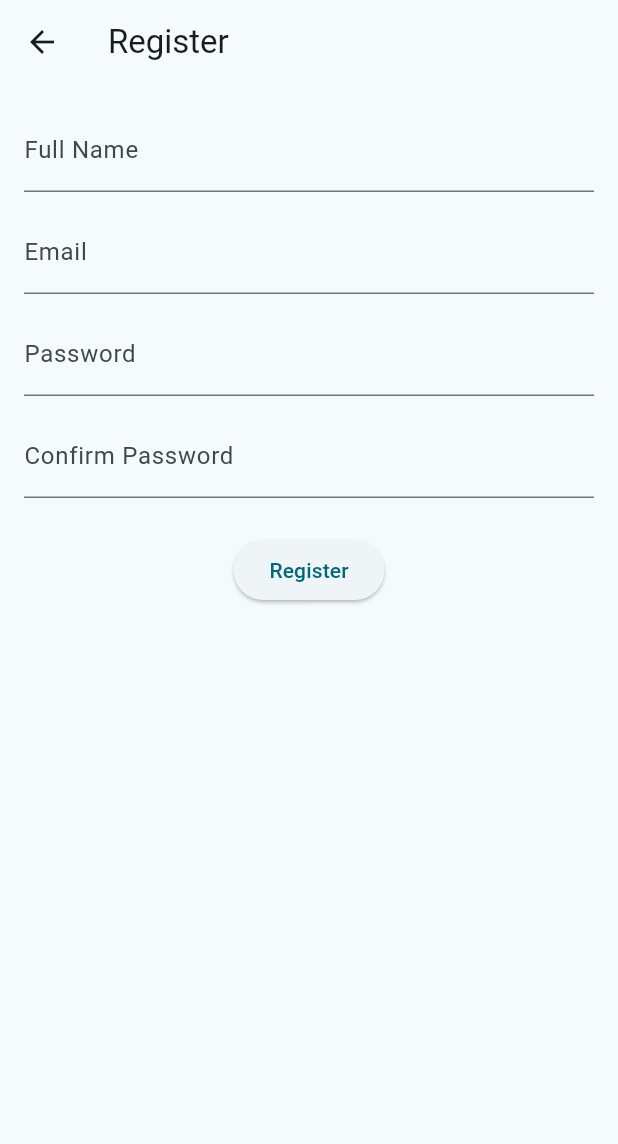
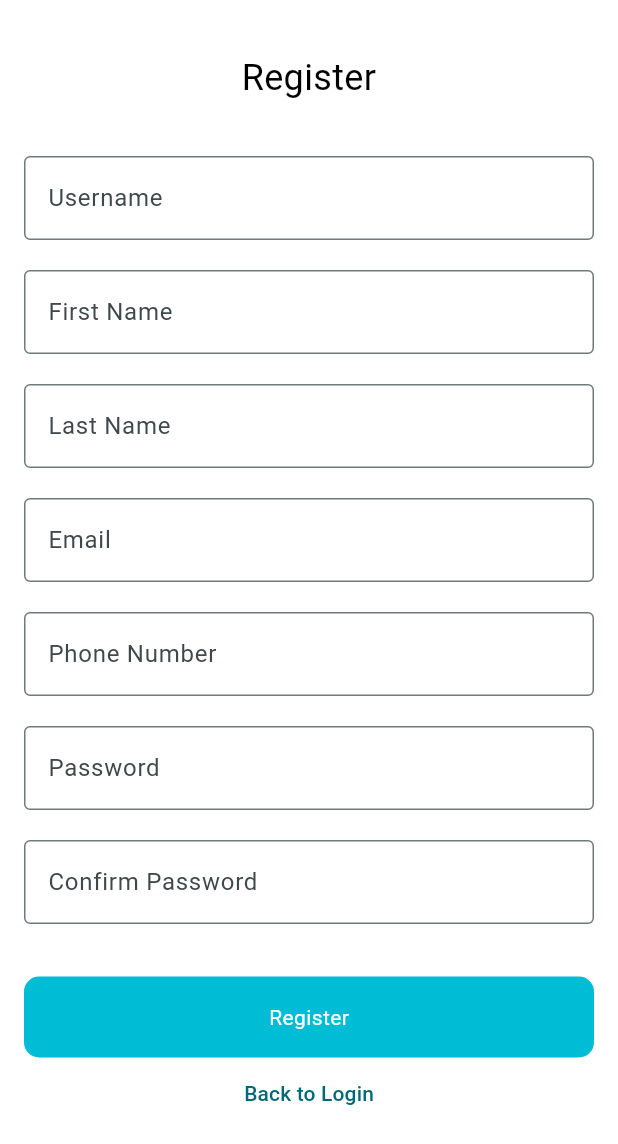
Before and after one commit to reaksaphorn9-coder/post_mobile_application, a Flutter app: the screen it shows after launch, after a tap on "Don't have an account? Register", on a phone screen of 412 x 824 dp. Shown: the top 1144 px of the screen. Run offline on Flutter 3.47's test engine with Material 3 defaults, Android fonts, the phone set to English and light mode, and no system bars; our stand-ins replace get, get_storage; network calls fail.

Commit message:
ពិពណ៌នាពីអ្វីដែលបានកែប្រែ

```diff
--- a/lib/core/api/api_service.dart
+++ b/lib/core/api/api_service.dart
@@ -1,10 +1,11 @@
 import 'package:post_mobile_application/core/models/auth/login/LoginRequest.dart';
 import 'package:post_mobile_application/core/models/auth/login/LoginResponse.dart';
-import 'package:post_mobile_application/core/models/auth/register/RegisterRequest.dart'; // 👈 បន្ថែមបន្ទាត់នេះ
+import 'package:post_mobile_application/core/models/auth/register/RegisterRequest.dart';
 import 'package:post_mobile_application/core/models/auth/register/RegisterResponse.dart';
 
 abstract class ApiService {
   Future<LoginResponse> login(LoginRequest req);
   Future<RegisterResponse> register(RegisterRequest req);
-  Future<dynamic> get(String endpoint);
+  Future<bool> refreshToken();
+  Future<dynamic> get(String url);
 }
--- a/lib/core/models/auth/register/RegisterRequest.dart
+++ b/lib/core/models/auth/register/RegisterRequest.dart
@@ -1,39 +1,37 @@
 class RegisterRequest {
-  String? name;
-  String? email;
-  String? password;
-  String? passwordConfirmation;
-  String? phoneNumber; // បន្ថែម phoneNumber
-
   RegisterRequest({
-    this.name,
+    this.username,
+    this.firstName,
+    this.lastName,
     this.email,
+    this.phoneNumber,
     this.password,
-    this.passwordConfirmation,
-    this.phoneNumber,
+    this.confirmPassword,
+    this.role,
+    this.profile,
   });
 
+  String? username;
+  String? firstName;
+  String? lastName;
+  String? email;
+  String? phoneNumber;
+  String? password;
+  String? confirmPassword;
+  String? role;
+  String? profile;
+
   Map<String, dynamic> toJson() {
-    // បំបែក name ទៅជា firstName និង lastName
-    List<String> nameParts = (name ?? "").trim().split(" ");
-    String firstName = nameParts.isNotEmpty && nameParts.first.isNotEmpty ? nameParts.first : "User";
-    String lastName = nameParts.length > 1 ? nameParts.sublist(1).join(" ") : "User";
-
-    // បង្កើត username ចេញពី email (ឧទាហរណ៍៖ test@gmail.com -> test)
-    String username = (email ?? "").contains("@")
-        ? email!.split("@").first
-        : (name ?? "user").replaceAll(" ", "").toLowerCase();
-
-    return {
-      'firstName': firstName,
-      'lastName': lastName,
-      'username': username,
-      'email': email,
-      'phoneNumber': phoneNumber ?? "012345678", // បើទទេ ដាក់លេខសាកល្បង
-      'password': password,
-      'confirmPassword': passwordConfirmation ?? password, // ផ្ញើ confirmPassword ទៅ Backend
-      'role': 'USER',
-      'profile': '',
-    };
+    final map = <String, dynamic>{};
+    map['username'] = username;
+    map['firstName'] = firstName;
+    map['lastName'] = lastName;
+    map['email'] = email;
+    map['phoneNumber'] = phoneNumber;
+    map['password'] = password;
+    map['confirmPassword'] = confirmPassword;
+    map['role'] = role;
+    map['profile'] = profile;
+    return map;
   }
 }
--- a/lib/modules/admin/dashboard/binding/dashboard_binding.dart
+++ b/lib/modules/admin/dashboard/binding/dashboard_binding.dart
@@ -1,10 +1,9 @@
 import 'package:get/get.dart';
 import 'package:post_mobile_application/modules/admin/dashboard/controller/dashboard_controller.dart';
 
-class DashboardBinding extends Bindings{
+class DashboardBinding extends Bindings {
   @override
   void dependencies() {
-    Get.lazyPut(()=> DashboardController());
+    Get.lazyPut(() => DashboardController());
   }
-
 }
--- a/lib/modules/auth/register/view/register_view.dart
+++ b/lib/modules/auth/register/view/register_view.dart
@@ -1,66 +1,86 @@
 import 'package:flutter/material.dart';
 import 'package:get/get.dart';
 import 'package:post_mobile_application/modules/auth/register/controller/register_controller.dart';
+import 'package:post_mobile_application/routes/app_route_name.dart';
+import 'package:post_mobile_application/widgets/button_custom_widget.dart';
+import 'package:post_mobile_application/widgets/header_title_custom_widget.dart';
+import 'package:post_mobile_application/widgets/input_form_custom.dart';
 
 class RegisterView extends GetView<RegisterController> {
-  const RegisterView({Key? key}) : super(key: key);
+  const RegisterView({super.key});
 
   @override
   Widget build(BuildContext context) {
+    return Obx(() {
       return Scaffold(
-      appBar: AppBar(
-        title: const Text("Register"),
-      ),
-      body: Padding(
-        padding: const EdgeInsets.all(16.0),
+        backgroundColor: Colors.white,
+        body: SafeArea(
           child: SingleChildScrollView(
+            padding: EdgeInsets.symmetric(vertical: 35, horizontal: 16),
             child: Column(
               children: [
-              // 1. ប្រអប់ឈ្មោះ
-              TextField(
-                controller: controller.nameController,
-                decoration: const InputDecoration(labelText: "Full Name"),
+                HeaderTitleCustomWidget(title: "Register"),
+                SizedBox(height: 25),
+                InputFormCustom(
+                  controller: controller.usernameController.value,
+                  labelText: "Username",
+                  hintText: "Username",
                 ),
-              const SizedBox(height: 12),
-
-              // 2. ប្រអប់ Email
-              TextField(
-                controller: controller.emailController,
-                decoration: const InputDecoration(labelText: "Email"),
+                InputFormCustom(
+                  controller: controller.firstNameController.value,
+                  labelText: "First Name",
+                  hintText: "First Name",
                 ),
-              const SizedBox(height: 12),
-
-              // 3. ប្រអប់ Password
-              TextField(
-                controller: controller.passwordController,
+                InputFormCustom(
+                  controller: controller.lastNameController.value,
+                  labelText: "Last Name",
+                  hintText: "Last Name",
+                ),
+                InputFormCustom(
+                  controller: controller.emailController.value,
+                  labelText: "Email",
+                  hintText: "Email",
+                  keyboardType: TextInputType.emailAddress,
+                ),
+                InputFormCustom(
+                  controller: controller.phoneNumberController.value,
+                  labelText: "Phone Number",
+                  hintText: "Phone Number",
+                  keyboardType: TextInputType.phone,
+                ),
+                InputFormCustom(
+                  controller: controller.passwordController.value,
+                  labelText: "Password",
+                  hintText: "Password",
                   obscureText: true,
-                decoration: const InputDecoration(labelText: "Password"),
                 ),
-              const SizedBox(height: 12),
-
-              // 4. ប្រអប់ Confirm Password
-              TextField(
-                controller: controller.confirmPasswordController,
+                InputFormCustom(
+                  controller: controller.confirmPasswordController.value,
+                  labelText: "Confirm Password",
+                  hintText: "Confirm Password",
                   obscureText: true,
-                decoration: const InputDecoration(labelText: "Confirm Password"),
                 ),
-              const SizedBox(height: 24),
-
-              // 5. ប៊ូតុង Register
-              Obx(() {
-                return controller.isLoading.value
-                    ? const CircularProgressIndicator()
-                    : ElevatedButton(
-                  onPressed: () {
-                    controller.register(); // ហៅ function ចុះឈ្មោះ
+                SizedBox(height: 25),
+                ButtonCustomWidget(
+                  onClick: controller.loading.value
+                      ? null
+                      : () {
+                    controller.onRegister();
                   },
-                  child: const Text("Register"),
-                );
-              }),
+                  loading: controller.loading.value,
+                  title: "Register",
+                ),
+                TextButton(
+                  onPressed: controller.loading.value
+                      ? null
+                      : () => Get.offNamed(AppRouteName.login),
+                  child: Text("Back to Login"),
+                ),
               ],
             ),
           ),
         ),
       );
+    });
   }
 }
--- a/lib/routes/app_routes.dart
+++ b/lib/routes/app_routes.dart
@@ -1,27 +1,51 @@
 import 'package:get/get.dart';
+import 'package:post_mobile_application/modules/admin/dashboard/binding/dashboard_binding.dart';
+import 'package:post_mobile_application/modules/admin/dashboard/view/dashboard_view.dart';
+import 'package:post_mobile_application/modules/admin/post/binding/post_binding.dart';
+import 'package:post_mobile_application/modules/admin/post/view/post_view.dart';
 import 'package:post_mobile_application/modules/auth/login/binding/login_binding.dart';
 import 'package:post_mobile_application/modules/auth/login/view/login_view.dart';
+import 'package:post_mobile_application/modules/auth/register/binding/register_binding.dart';
+import 'package:post_mobile_application/modules/auth/register/view/register_view.dart';
 import 'package:post_mobile_application/modules/home/binding/home_binding.dart';
 import 'package:post_mobile_application/modules/home/view/home_view.dart';
 import 'package:post_mobile_application/modules/splash/binding/splash_binding.dart';
 import 'package:post_mobile_application/modules/splash/view/splash_view.dart';
 import 'package:post_mobile_application/routes/app_route_name.dart';
-import 'package:post_mobile_application/modules/auth/register/view/register_view.dart';
-import 'package:post_mobile_application/modules/auth/register/binding/register_binding.dart';
 
-
-class AppRoutes{
+class AppRoutes {
   AppRoutes._();
-  static List<GetPage> getAllRoutes(){
+  static List<GetPage> getAllRoutes() {
     return [
-      GetPage(name: AppRouteName.splash, page: ()=> SplashView(), binding: SplashBinding()),
-      GetPage(name: AppRouteName.home, page: ()=> HomeView(), binding: HomeBinding()),
-      GetPage(name: AppRouteName.login, page: ()=> LoginView(), binding: LoginBinding()),
-
       GetPage(
-        name: AppRouteName.register, // ឬឈ្មោះ class route របស់អ្នក
-        page: () => const RegisterView(),
+        name: AppRouteName.splash,
+        page: () => SplashView(),
+        binding: SplashBinding(),
+      ),
+      GetPage(
+        name: AppRouteName.home,
+        page: () => HomeView(),
+        binding: HomeBinding(),
+      ),
+      GetPage(
+        name: AppRouteName.login,
+        page: () => LoginView(),
+        binding: LoginBinding(),
+      ),
+      GetPage(
+        name: AppRouteName.register,
+        page: () => RegisterView(),
         binding: RegisterBinding(),
+      ),
+      GetPage(
+        name: AppRouteName.adminDashboard,
+        page: () => DashboardView(),
+        binding: DashboardBinding(),
+      ),
+      GetPage(
+        name: AppRouteName.adminPost,
+        page: () => PostView(),
+        binding: PostBinding(),
       ),
     ];
   }
--- a/lib/widgets/input_form_custom.dart
+++ b/lib/widgets/input_form_custom.dart
@@ -3,7 +3,16 @@ import 'package:flutter/material.dart';
 class InputFormCustom extends StatelessWidget {
   String? hintText, labelText;
   TextEditingController? controller;
-  InputFormCustom({super.key, this.hintText, this.labelText, this.controller});
+  bool obscureText;
+  TextInputType? keyboardType;
+  InputFormCustom({
+    super.key,
+    this.hintText,
+    this.labelText,
+    this.controller,
+    this.obscureText = false,
+    this.keyboardType,
+  });
 
   @override
   Widget build(BuildContext context) {
@@ -11,6 +20,8 @@ class InputFormCustom extends StatelessWidget {
       padding: EdgeInsets.symmetric(vertical: 10),
       child: TextField(
         controller: controller,
+        obscureText: obscureText,
+        keyboardType: keyboardType,
         decoration: InputDecoration(
           border: OutlineInputBorder(
             borderSide: BorderSide(width: 2, color: Colors.cyan),
```
Also changed, not shown: lib/core/api/api_service_impl.dart (+73 -38 lines), lib/core/models/auth/register/RegisterResponse.dart (+16 -9 lines), lib/core/models/post/PostResponse.dart (+1 -6 lines), lib/modules/admin/dashboard/models/menu.dart (+26 -6 lines), lib/modules/admin/dashboard/view/dashboard_view.dart (+41 -20 lines), lib/modules/admin/post/binding/post_binding.dart (+3 -4 lines), lib/modules/admin/post/controller/post_controller.dart (+16 -8 lines), lib/modules/auth/login/controller/login_controller.dart (+8 -12 lines), lib/modules/auth/register/controller/register_controller.dart (+75 -51 lines), lib/modules/home/binding/home_binding.dart (+5 -3 lines), lib/modules/home/view/home_view.dart (+47 -10 lines), 2 other files. Lines whose indentation alone changed are shown as unchanged.
